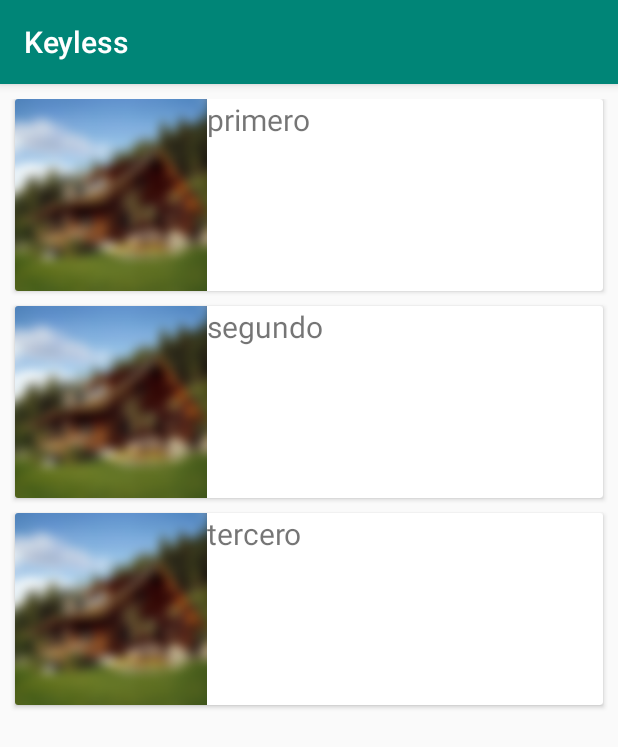
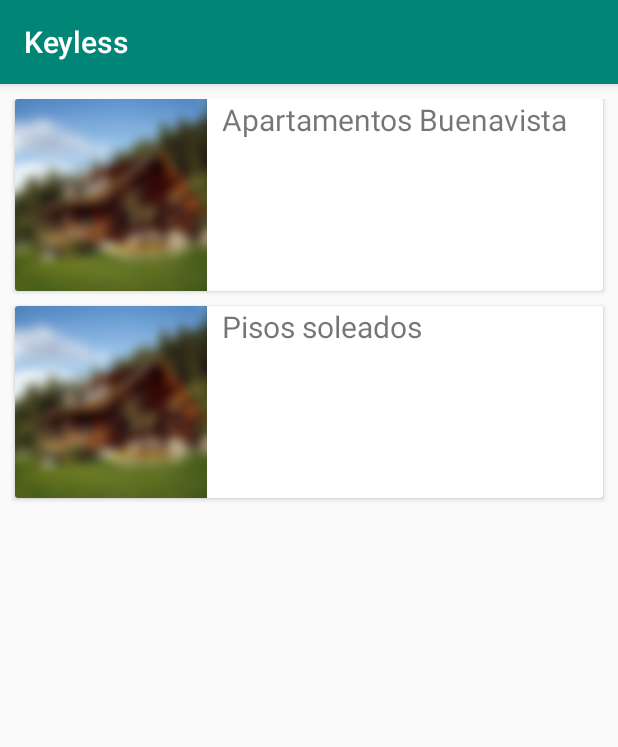
Before and after one commit to vvaquerizo/keyless, an Android app: the screen it shows after launch (DoorListActivity), after a tap on "LOGIN", on a phone screen of 412 x 824 dp. Shown: the top 747 px of the screen. Run offline under Robolectric (Android 15) with nearby library versions, the phone set to English and light mode, and no system bars.

Commit message:
El listado de puertas se carga de la DB, pero el icono de la aplicación es incorrecto

```diff
--- /dev/null
+++ b/app/src/main/java/es/upm/vvaquerizo/keyless/DoorData.java
@@ -0,0 +1,11 @@
+package es.upm.vvaquerizo.keyless;
+
+public class DoorData {
+    public String name;
+    public String address;
+
+    public DoorData(String name, String address) {
+        this.name = name;
+        this.address = address;
+    }
+}
--- a/app/src/main/java/es/upm/vvaquerizo/keyless/DoorListActivity.java
+++ b/app/src/main/java/es/upm/vvaquerizo/keyless/DoorListActivity.java
@@ -4,7 +4,13 @@ import androidx.appcompat.app.AppCompatActivity;
 import androidx.recyclerview.widget.LinearLayoutManager;
 import androidx.recyclerview.widget.RecyclerView;
 
+import android.database.Cursor;
+import android.database.sqlite.SQLiteDatabase;
 import android.os.Bundle;
+import android.widget.ArrayAdapter;
+
+import java.util.ArrayList;
+import java.util.List;
 
 public class DoorListActivity extends AppCompatActivity {
     RecyclerView recyclerView;
@@ -15,12 +21,27 @@ public class DoorListActivity extends AppCompatActivity {
         super.onCreate(savedInstanceState);
         setContentView(R.layout.activity_door_list);
 
-        String[] actors = {"primero","segundo","tercero"};
+
+        MySQLiteOpenHelper mySQLiteOpenHelper = new MySQLiteOpenHelper(this);
+        SQLiteDatabase db = mySQLiteOpenHelper.getReadableDatabase();
+        Cursor cursor = db.query("doors", null, null, null, null, null, null);
+
+        List<DoorData> doors = new ArrayList<DoorData>();
+
+        cursor.moveToFirst();
+        while (cursor.isAfterLast() == false)
+        {
+            doors.add(new DoorData(cursor.getString(cursor.getColumnIndex("name"))
+                                    ,cursor.getString(cursor.getColumnIndex("address"))));
+            cursor.moveToNext();
+        }
+
+
 
         // set up the RecyclerView
         recyclerView = findViewById(R.id.recycler_view);
         recyclerView.setLayoutManager(new LinearLayoutManager(this));
-        adapter = new MyRecyclerAdapter(this, actors);
+        adapter = new MyRecyclerAdapter(this, doors);
         recyclerView.setAdapter(adapter);
     }
 }
--- a/app/src/main/java/es/upm/vvaquerizo/keyless/MyRecyclerAdapter.java
+++ b/app/src/main/java/es/upm/vvaquerizo/keyless/MyRecyclerAdapter.java
@@ -9,8 +9,10 @@ import android.widget.TextView;
 import androidx.annotation.NonNull;
 import androidx.recyclerview.widget.RecyclerView;
 
+import java.util.List;
+
 public class MyRecyclerAdapter extends RecyclerView.Adapter<MyRecyclerAdapter.MyViewHolder> {
-    private String[] dataset;
+    private List<DoorData> dataset;
     private LayoutInflater inflater;
 
     public static class MyViewHolder extends RecyclerView.ViewHolder {
@@ -22,7 +24,7 @@ public class MyRecyclerAdapter extends RecyclerView.Adapter<MyRecyclerAdapter.My
         }
     }
 
-    public MyRecyclerAdapter(Context context, String[] dataset) {
+    public MyRecyclerAdapter(Context context, List<DoorData> dataset) {
         this.dataset = dataset;
         this.inflater = LayoutInflater.from(context);
 
@@ -38,11 +40,11 @@ public class MyRecyclerAdapter extends RecyclerView.Adapter<MyRecyclerAdapter.My
 
     @Override
     public void onBindViewHolder(@NonNull MyViewHolder holder, int position) {
-        holder.textView.setText(dataset[position]);
+        holder.textView.setText(dataset.get(position).name);
     }
 
     @Override
     public int getItemCount() {
-        return dataset.length;
+        return dataset.size();
     }
 }
--- a/app/src/main/java/es/upm/vvaquerizo/keyless/MySQLiteOpenHelper.java
+++ b/app/src/main/java/es/upm/vvaquerizo/keyless/MySQLiteOpenHelper.java
@@ -19,9 +19,9 @@ public class MySQLiteOpenHelper extends SQLiteOpenHelper {
                 " name TEXT," +
                 " address TEXT)");
 
-        db.execSQL("INSERT INTO actor (name, address) values " +
-                "('Juan','García')," +
-                "('Pepe','Viyuela');");
+        db.execSQL("INSERT INTO doors (name, address) values " +
+                "('Apartamentos Buenavista','C/ Buenavista, 21, 1º B')," +
+                "('Pisos soleados','Avenida Esperanza, 154, 4ºC');");
     }
 
     @Override
--- a/app/src/main/res/layout/door_card_layout.xml
+++ b/app/src/main/res/layout/door_card_layout.xml
@@ -21,6 +21,12 @@
             app:srcCompat="@drawable/login_background"
             android:scaleType="centerCrop"/>
 
+        <LinearLayout
+            android:layout_width="match_parent"
+            android:layout_height="match_parent"
+            android:layout_marginLeft="10dp"
+            android:orientation="vertical">
+
             <TextView
                 android:id="@+id/item_row_text"
                 android:layout_width="wrap_content"
@@ -29,4 +35,6 @@
                 android:textSize="20sp" />
         </LinearLayout>
 
+    </LinearLayout>
+
 </androidx.cardview.widget.CardView>
--- a/app/src/main/res/mipmap-anydpi-v26/ic_launcher.xml
+++ b/app/src/main/res/mipmap-anydpi-v26/ic_launcher.xml
@@ -1,5 +1,5 @@
 <?xml version="1.0" encoding="utf-8"?>
 <adaptive-icon xmlns:android="http://schemas.android.com/apk/res/android">
     <background android:drawable="@drawable/ic_launcher_background"/>
-    <foreground android:drawable="@drawable/ic_launcher_foreground"/>
+    <foreground android:drawable="@drawable/app_logo"/>
 </adaptive-icon>
--- a/app/src/main/res/mipmap-anydpi-v26/ic_launcher_round.xml
+++ b/app/src/main/res/mipmap-anydpi-v26/ic_launcher_round.xml
@@ -1,5 +1,5 @@
 <?xml version="1.0" encoding="utf-8"?>
 <adaptive-icon xmlns:android="http://schemas.android.com/apk/res/android">
     <background android:drawable="@drawable/ic_launcher_background"/>
-    <foreground android:drawable="@drawable/ic_launcher_foreground"/>
+    <foreground android:drawable="@drawable/app_logo"/>
 </adaptive-icon>
```
Also changed, not shown: app/src/main/res/mipmap-hdpi/ic_launcher_background.png (deleted), app/src/main/res/mipmap-hdpi/ic_launcher_foreground.png (deleted), app/src/main/res/mipmap-mdpi/ic_launcher_background.png (deleted), app/src/main/res/mipmap-mdpi/ic_launcher_foreground.png (deleted), app/src/main/res/mipmap-xhdpi/ic_launcher_background.png (deleted), app/src/main/res/mipmap-xhdpi/ic_launcher_foreground.png (deleted), app/src/main/res/mipmap-xxhdpi/ic_launcher_background.png (deleted), app/src/main/res/mipmap-xxhdpi/ic_launcher_foreground.png (deleted), app/src/main/res/mipmap-xxxhdpi/ic_launcher_background.png (deleted), app/src/main/res/mipmap-xxxhdpi/ic_launcher_foreground.png (deleted). Lines whose indentation alone changed are shown as unchanged.
